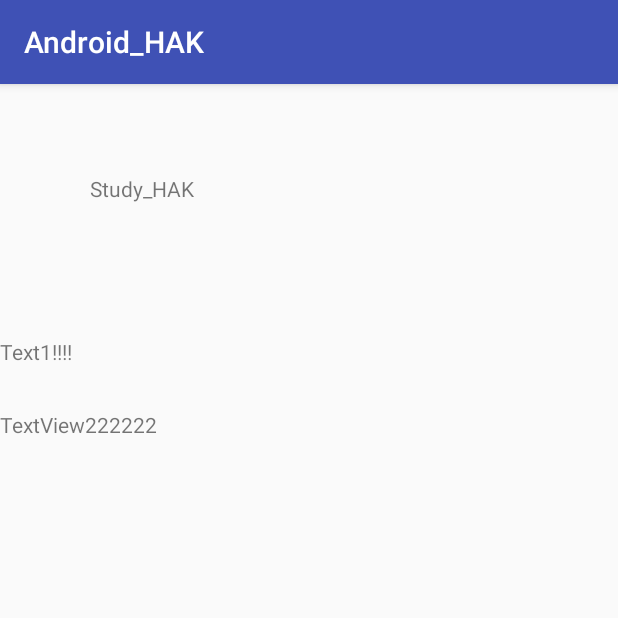
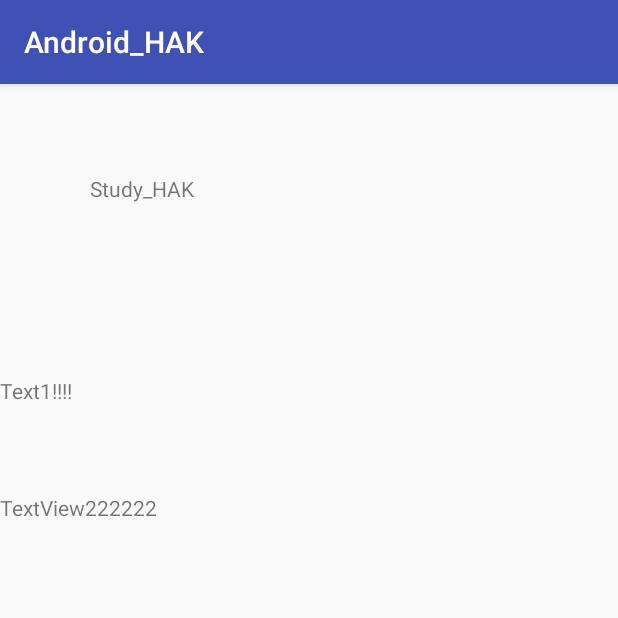
Before and after one commit to jshagold/Android-2017summer-, an Android app: the screen it shows after launch (MainActivity), on a phone screen of 412 x 824 dp, the top half of it. Run offline under Robolectric (Android 15) with nearby library versions, the phone set to English and light mode, and no system bars.

Commit message:
[09/06] linear layout 추가부분(measureWithLargestChild, baselineAligned등등) image add

```diff
--- a/Android_hak/app/src/main/res/layout/activity_main.xml
+++ b/Android_hak/app/src/main/res/layout/activity_main.xml
@@ -6,14 +6,16 @@
     android:layout_height="match_parent"
     tools:context="com.example.hak.android_hak.MainActivity"
     android:orientation="vertical"
-    android:weightSum="10">
+    android:weightSum="10"
+    android:baselineAligned="true"
+    android:measureWithLargestChild="false" >
 
     <TextView
         android:id="@+id/textView3"
         android:layout_width="wrap_content"
         android:layout_height="wrap_content"
-        android:layout_weight="0.5"
         android:layout_margin="30dp"
+        android:layout_weight="1"
         android:padding="30dp"
         android:text="Study_HAK"
         app:layout_constraintBottom_toBottomOf="parent"
@@ -24,7 +26,7 @@
     <TextView
         android:id="@+id/textView"
         android:layout_width="wrap_content"
-        android:layout_height="wrap_content"
+        android:layout_height="50dp"
         android:text="Text1!!!!"
         android:layout_weight="0.5" />
 
@@ -33,6 +35,6 @@
         android:layout_width="match_parent"
         android:layout_height="wrap_content"
         android:text="TextView222222"
-        android:layout_weight="1" />
+        android:layout_weight="3" />
 
 </LinearLayout>
```
Also changed, not shown: Android_hak/app/src/main/res/layout/linear_test.xml (+29 -2 lines), 4 other files.
